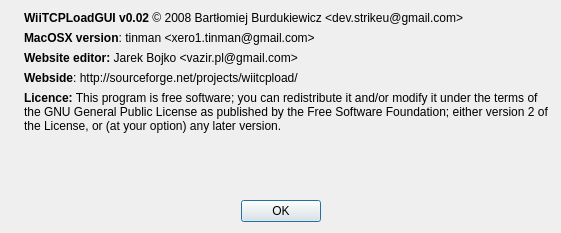
The window that c++/forms/about.ui (dev-0x7C6/qwiiload) describes before a commit, drawn with Qt 5.
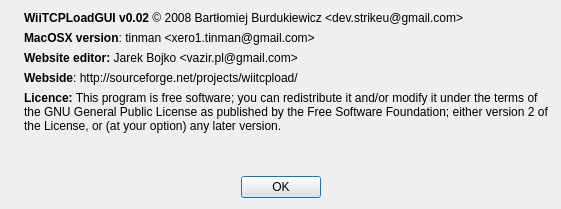
The same window after the commit. Icons and pictures are not drawn.

```diff
--- a/c++/forms/about.ui
+++ b/c++/forms/about.ui
@@ -6,7 +6,7 @@
     <x>0</x>
     <y>0</y>
     <width>561</width>
-    <height>233</height>
+    <height>209</height>
    </rect>
   </property>
   <property name="windowTitle" >
```
